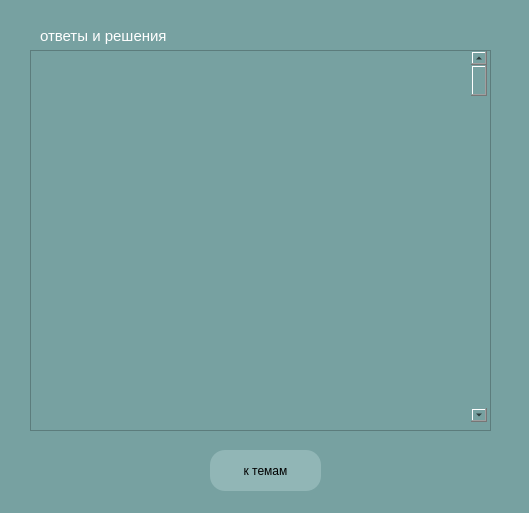
Before: the Qt Designer form themed_test_answers.ui in xiaoticc/maths_project, drawn with Qt 5.
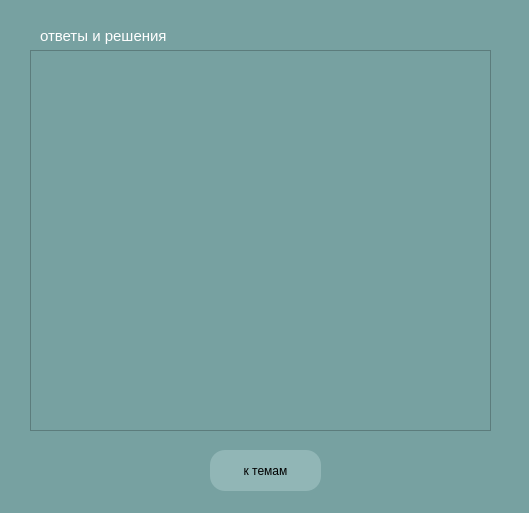
After: the same form once the commit is applied.

```diff
--- a/themed_test_answers.ui
+++ b/themed_test_answers.ui
@@ -98,25 +98,6 @@
        <height>379</height>
       </rect>
      </property>
-     <widget class="QScrollBar" name="verticalScrollBar">
-      <property name="geometry">
-       <rect>
-        <x>440</x>
-        <y>0</y>
-        <width>16</width>
-        <height>371</height>
-       </rect>
-      </property>
-      <property name="sizePolicy">
-       <sizepolicy hsizetype="Fixed" vsizetype="Preferred">
-        <horstretch>0</horstretch>
-        <verstretch>0</verstretch>
-       </sizepolicy>
-      </property>
-      <property name="orientation">
-       <enum>Qt::Vertical</enum>
-      </property>
-     </widget>
     </widget>
    </widget>
   </widget>
```
